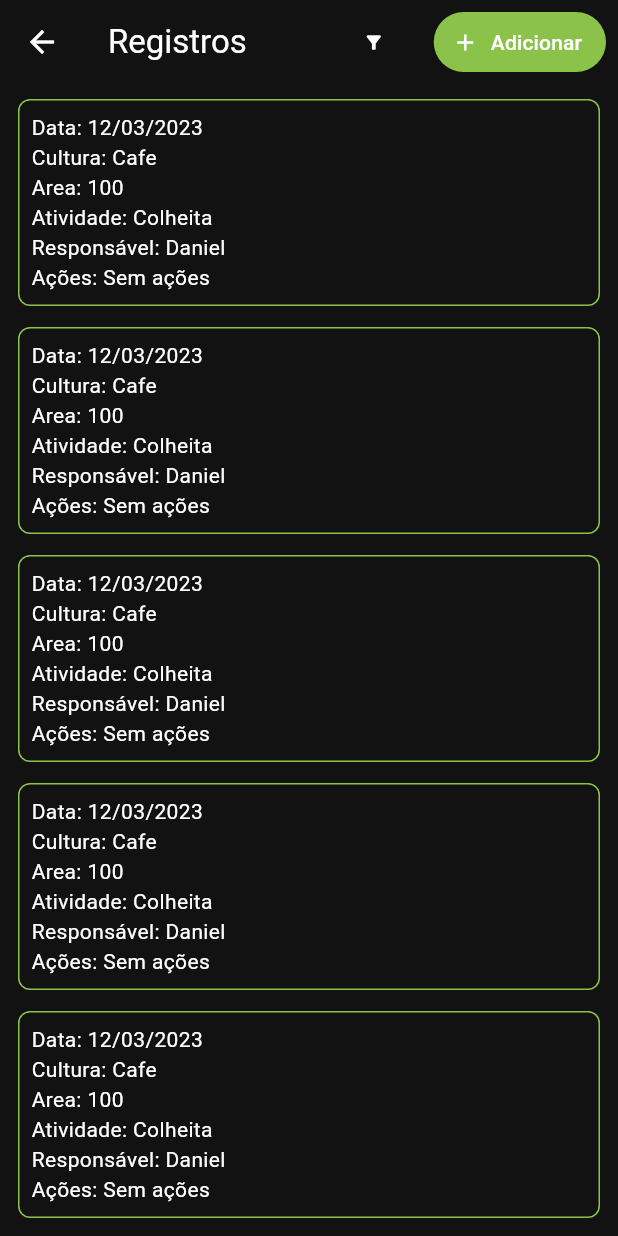
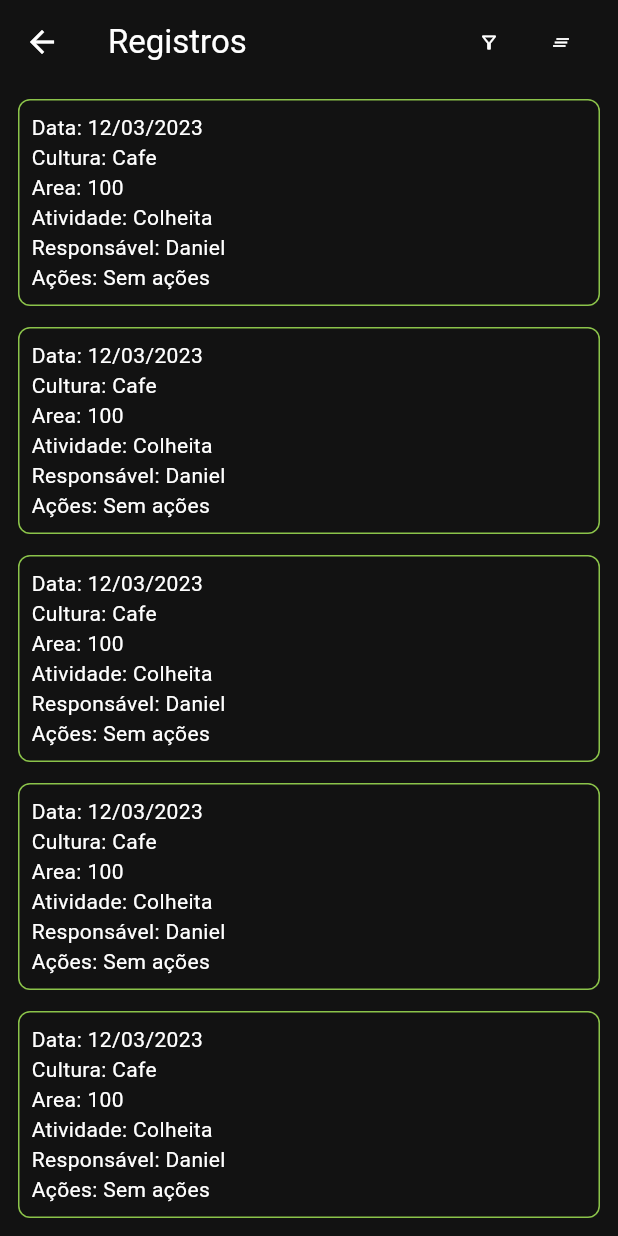
Before and after one commit to guibbv2011/caderno_de_campo, a Flutter app: the RegistersPage screen opened directly, on a phone screen of 412 x 824 dp. Run offline on Flutter 3.47's test engine with Material 3 defaults, Android fonts, the phone set to English and light mode, and no system bars; our stand-ins replace lucide_icons_flutter, result_dart, sqflite_common_ffi; missing offline and left inert: result_command; accounts and stored records are empty.

Commit message:
add padding

```diff
--- a/lib/view/registers_page.dart
+++ b/lib/view/registers_page.dart
@@ -16,23 +16,18 @@ class RegistersPageState extends State<RegistersPage> {
           appBar: AppBar(
             title: const Text('Registros'),
             actions: [
-              Padding(
-                padding: const EdgeInsets.all(8.0),
-                child: IconButton(
-                  iconSize: 14,
-                  icon: const Icon(Icons.filter_alt),
-                  onPressed: () {},
-                ),
+              IconButton(
+                icon: Icon(Icons.filter_alt_outlined),
+                iconSize: 14.0,
+                tooltip: 'Filtrar',
+                onPressed: () {},
               ),
               Padding(
-                padding: const EdgeInsets.all(8.0),
-                child: TextButton.icon(
-                  style: TextButton.styleFrom(
-                    foregroundColor: Colors.white,
-                    backgroundColor: Colors.lightGreen,
-                  ),
-                  icon: const Icon(Icons.add),
-                  label: const Text('Adicionar'),
+                padding: const EdgeInsets.only(right: 14.0),
+                child: IconButton(
+                  icon: Icon(Icons.clear_all_outlined),
+                  iconSize: 14.0,
+                  tooltip: 'Remover todo',
                   onPressed: () {},
                 ),
               ),
```
